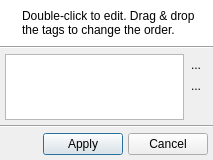
Before: the Qt Designer form uman/src/QUCustomTagsDialog.ui in UltraStar-Deluxe/UltraStar-Manager, drawn with Qt 5.
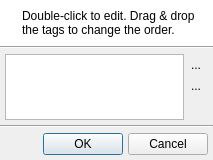
After: the same form once the commit is applied. Icons and pictures are not drawn.

Commit message: apply/done replaced with "OK"; other experiments with progress dialog

```diff
--- a/uman/src/QUCustomTagsDialog.ui
+++ b/uman/src/QUCustomTagsDialog.ui
@@ -249,7 +249,7 @@
      <item>
       <widget class="QPushButton" name="applyBtn" >
        <property name="text" >
-        <string>Apply</string>
+        <string>OK</string>
        </property>
        <property name="icon" >
         <iconset resource="images/uman.qrc" >
```
The commit also changes 6 other files.
